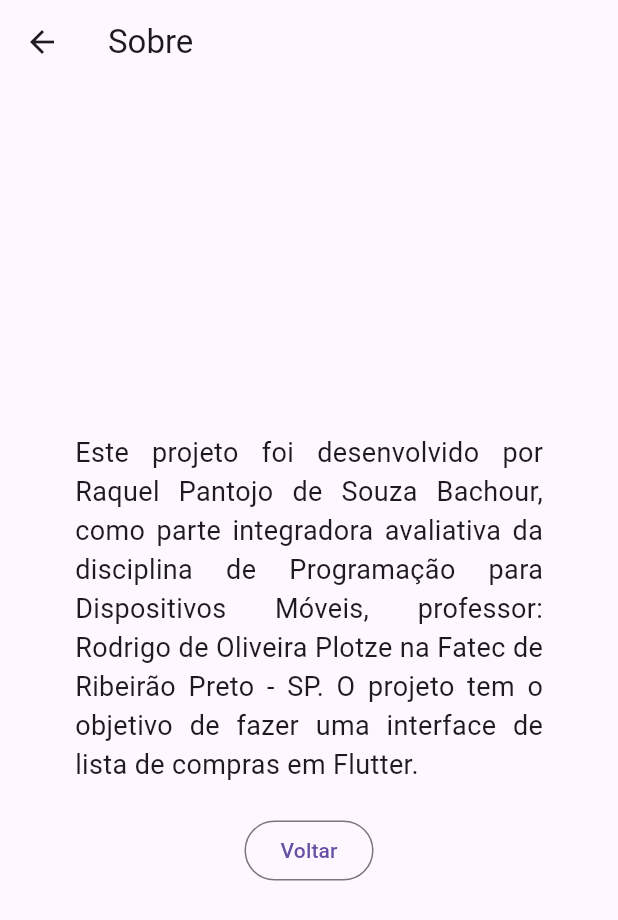
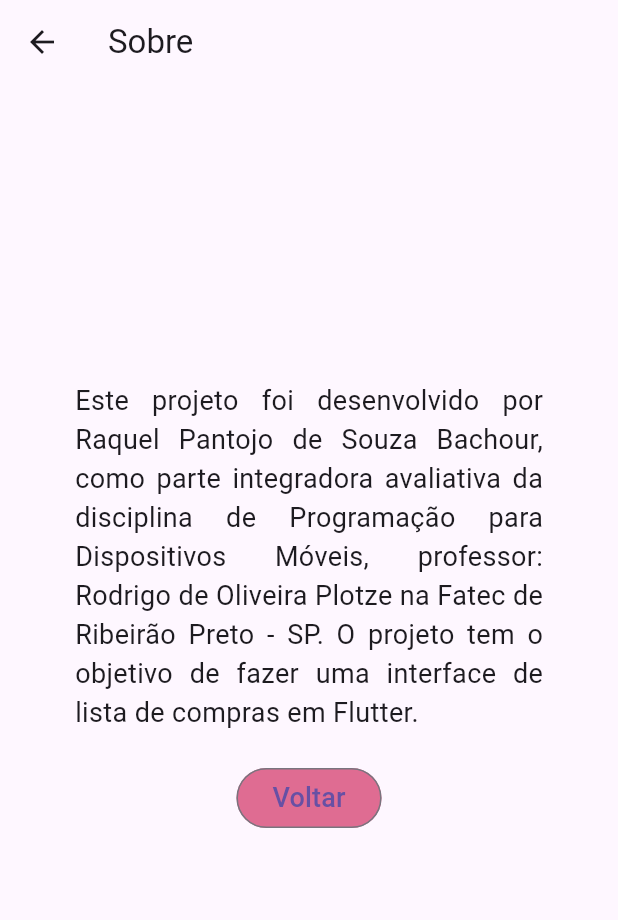
Before and after one commit to raquelpantojo/nacesta_app, a Flutter app: the TelaSobreView screen opened by its route, on a phone screen of 412 x 824 dp. Shown: the top 920 px of the screen. Run offline on Flutter 3.47's test engine with Material 3 defaults, Android fonts, the phone set to English and light mode, and no system bars; our stand-ins replace device_preview.

Commit message:
atualizado 04-04-2024

```diff
--- a/lib/tela_sobre.dart
+++ b/lib/tela_sobre.dart
@@ -16,7 +16,7 @@ class _TelaSobreViewState extends State<TelaSobreView> {
       ),
       body: Center(
         child: Padding(
-          padding: const EdgeInsets.fromLTRB(50, 100, 50, 100),
+          padding: const EdgeInsets.fromLTRB(50, 30, 50, 100),
           child: Column(
             mainAxisAlignment: MainAxisAlignment.center,
             children: [
@@ -33,7 +33,13 @@ class _TelaSobreViewState extends State<TelaSobreView> {
                 onPressed: () {
                   Navigator.pushNamed(context, 'tinicio');
                 },
-                child: const Text('Voltar'),
+                style: OutlinedButton.styleFrom(
+                backgroundColor: Color.fromARGB(255, 223, 108, 146),
+                 ),
+                child: const Text('Voltar',
+                selectionColor: Color.fromARGB(255, 255, 255, 254),
+                style: TextStyle(fontSize: 18)),
+
               ),
 
             ],
```
Also changed, not shown: lib/dadoslista.dart (+16 -24 lines), lib/tela_criarNovaLista.dart (+8 -20 lines), lib/tela_esqueceu.dart (+5 -3 lines).
